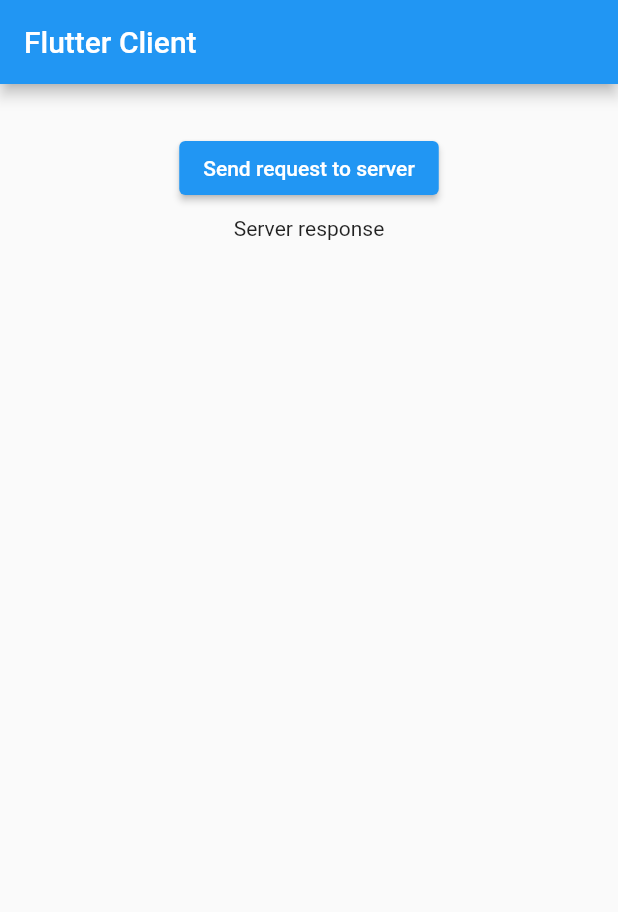
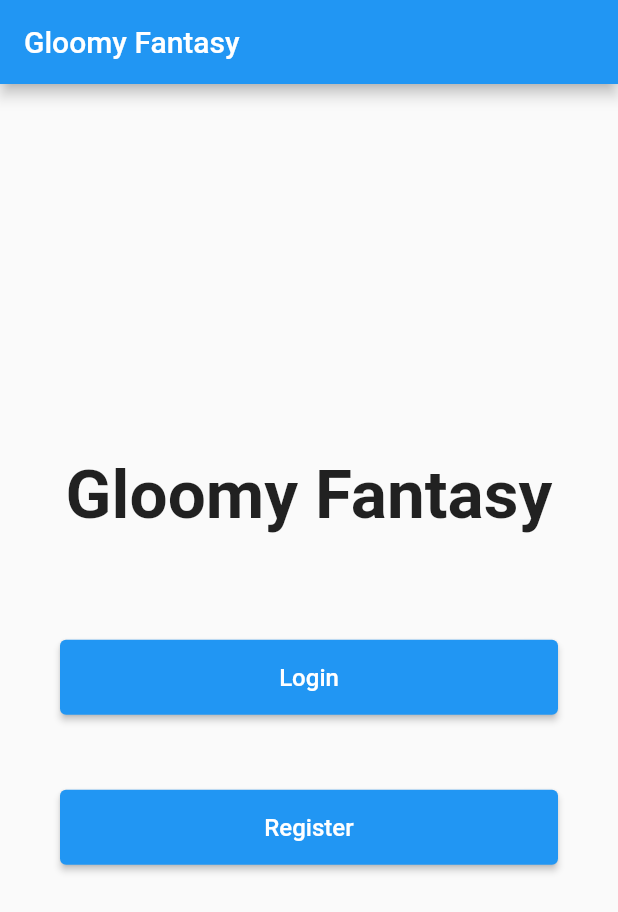
Before and after one commit to B3r4ti0n/GloomyFantaisy, a Flutter app: the screen it shows after launch, on a phone screen of 412 x 824 dp. Shown: the top 912 px of the screen. Run offline on Flutter 3.47's test engine with Material 2 defaults, Android fonts, the phone set to English and light mode, and no system bars.

Commit message:
page login and register with error text

```diff
--- /dev/null
+++ b/Front/lib/login_register/first_page.dart
@@ -0,0 +1,65 @@
+import 'package:flutter/material.dart';
+
+class Choose extends StatefulWidget {
+  const Choose({Key? key, required this.title}) : super(key: key);
+
+  final String title;
+
+  @override
+  State<Choose> createState() => _ChooseState();
+}
+class _ChooseState extends State<Choose> {
+  @override
+  Widget build(BuildContext context) {
+    return Scaffold(
+      appBar: AppBar(
+        title: Text(widget.title),
+      ),
+      body: Container(
+          padding: const EdgeInsets.all(20),
+          margin: const EdgeInsets.symmetric(horizontal: 20.0),
+          child: Column(
+            mainAxisAlignment: MainAxisAlignment.center,
+            crossAxisAlignment: CrossAxisAlignment.center,
+            children: [
+              Column( children: const [
+                Text(
+                  'Gloomy Fantasy',
+                  style: TextStyle(fontWeight: FontWeight.bold, fontSize: 45),
+                  textAlign: TextAlign.center,
+                ),
+              ]),
+              Container(
+                margin: const EdgeInsets.only(top: 70),
+                height: 50,
+                width: 4000,
+                child: ElevatedButton(
+                  onPressed: () async {
+                    Navigator.of(context).pushNamed('login_page');
+                  },
+                  child: const Text(
+                    'Login',
+                    style: TextStyle(fontSize: 16),
+                  ),
+                ),
+              ),
+              Container(
+                height: 50,
+                width: 4000,
+                margin: const EdgeInsets.only(top: 50),
+                child: ElevatedButton(
+                  onPressed: () async {
+                    Navigator.of(context).pushNamed( 'register_page');
+                  },
+                  child: const Text(
+                    'Register',
+                    style: TextStyle(fontSize: 16),
+                  ),
+                ),
+              ),
+        ],)
+      )
+    );
+  }
+
+}
--- a/Front/lib/main.dart
+++ b/Front/lib/main.dart
@@ -1,7 +1,10 @@
 import 'dart:io';
 
 import 'package:flutter/material.dart';
-import 'package:http/http.dart';
+import 'package:gloomyfantasy/login_register/register.dart';
+
+import 'login_register/first_page.dart';
+import 'login_register/login.dart';
 
 void main() => runApp(MyApp());
 
@@ -9,70 +12,17 @@ class MyApp extends StatelessWidget {
   @override
   Widget build(BuildContext context) {
     return MaterialApp(
+      routes: {
+        "login_page": (context) => const Login(title: 'Login'),
+        "register_page": (context) => const Register(title: 'Register'),
+        'first_page' : (context) => const Choose(title: 'Gloomy Fantasy'),
+      },
       title: 'Node server demo',
       debugShowCheckedModeBanner: false,
       theme: ThemeData(
         primarySwatch: Colors.blue,
       ),
-      home: Scaffold(
-        appBar: AppBar(title: Text('Flutter Client')),
-        body: BodyWidget(),
-      ),
+      home: const Choose(title: 'Gloomy Fantasy'),
     );
   }
 }
-
-class BodyWidget extends StatefulWidget {
-  @override
-  BodyWidgetState createState() {
-    return new BodyWidgetState();
-  }
-}
-
-class BodyWidgetState extends State<BodyWidget> {
-  String serverResponse = 'Server response';
-
-  @override
-  Widget build(BuildContext context) {
-
-    return Padding(
-      padding: const EdgeInsets.all(32.0),
-      child: Align(
-        alignment: Alignment.topCenter,
-        child: SizedBox(
-          width: 200,
-          child: Column(
-            crossAxisAlignment: CrossAxisAlignment.center,
-            children: <Widget>[
-              ElevatedButton(
-                child: Text('Send request to server'),
-                onPressed: () {
-                  _makeGetRequest();
-                },
-              ),
-              Padding(
-                padding: const EdgeInsets.all(8.0),
-                child: Text(serverResponse),
-              ),
-            ],
-          ),
-        ),
-      ),
-    );
-  }
-
-  _makeGetRequest() async {
-    final url = Uri.parse(_localhost());
-    Response response = await get(url);
-    setState(() {
-      serverResponse = response.body;
-    });
-  }
-
-  String _localhost() {
-    if (Platform.isAndroid)
-      return 'http://10.0.2.2:3000';
-    else // for iOS simulator
-      return 'http://localhost:3000';
-  }
-}
```
Also changed, not shown: Front/lib/login_register/login.dart (added, +108 -0 lines), Front/lib/login_register/register.dart (added, +200 -0 lines).
